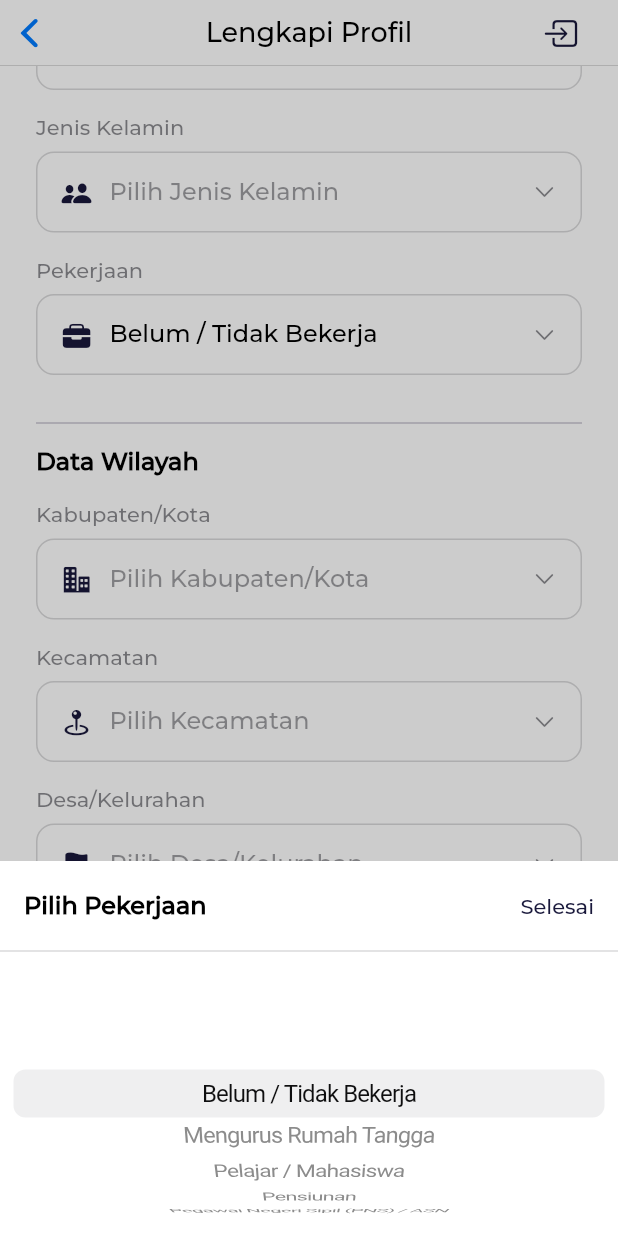
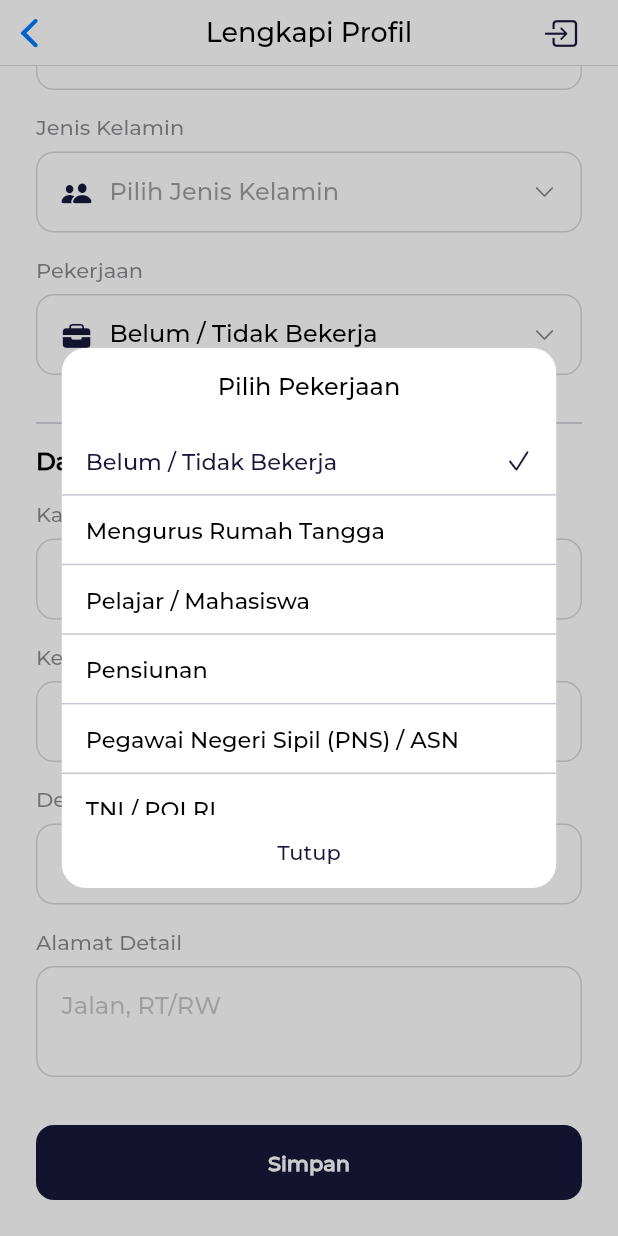
Before and after one commit to nauvaljanuarta/arek-muhammadiyah-mobile, a Flutter app: the CompleteProfilePage screen opened directly, scrolled down 359 dp, after a tap on "Pilih Pekerjaan", on a phone screen of 412 x 824 dp. Run offline on Flutter 3.47's test engine with Material 3 defaults, Android fonts, the light colour scheme and no system bars; our stand-ins replace dio, file_picker, flutter_dotenv, flutter_html, image_picker, open_file and 2 more; accounts and stored records are empty; network calls fail; project files that could hold a hidden picture were left out.

Commit message:
feat: fix ux design on choosing pekerjaan

```diff
--- a/lib/pages/auth/complete_profile_page.dart
+++ b/lib/pages/auth/complete_profile_page.dart
@@ -198,19 +198,97 @@ class _CompleteProfilePageState extends State<CompleteProfilePage> {
   }
 
 void _onJobTap() {
-    _showPicker<Map<String, String>>(
-      title: "Pilih Pekerjaan",
-      items: _jobOptions,
-      itemLabelBuilder: (item) => item['label']!,
-      onSelectedItemChanged: (val) {
-        setState(() => _selectedJob = val['value']);
+  FocusScope.of(context).unfocus();
+
+  showCupertinoModalPopup(
+    context: context,
+    builder: (_) => Center(
+      child: Container(
+        width: MediaQuery.of(context).size.width * 0.8,
+        height: 360,
+        margin: const EdgeInsets.symmetric(horizontal: 16),
+        decoration: BoxDecoration(
+          color: CupertinoColors.systemBackground,
+          borderRadius: BorderRadius.circular(16),
+        ),
+        child: Column(
+          children: [
+            Padding(
+              padding: const EdgeInsets.all(16),
+              child: Text(
+                "Pilih Pekerjaan",
+                style: const TextStyle(
+                  fontSize: 16,
+                  fontWeight: FontWeight.w600,
+                ),
+              ),
+            ),
+            Expanded(
+              child: ListView.separated(
+                padding: EdgeInsets.zero,
+                itemCount: _jobOptions.length,
+                separatorBuilder: (_, _) => const Divider(height: 0.4),
+                itemBuilder: (context, index) {
+                  final job = _jobOptions[index];
+                  final isSelected = _selectedJob == job['value'];
+
+                  return CupertinoButton(
+                    padding: const EdgeInsets.symmetric(
+                        horizontal: 16, vertical: 14),
+                    onPressed: () {
+                      setState(() {
+                        _selectedJob = job['value'];
+                      });
+                      Navigator.pop(context);
                     },
+                    child: Row(
+                      children: [
+                        Expanded(
+                          child: Text(
+                            job['label']!,
+                            style: TextStyle(
+                              fontSize: 15,
+                              fontWeight: isSelected
+                                  ? FontWeight.w600
+                                  : FontWeight.normal,
+                              color: isSelected
+                                  ? AppTheme.primaryDark
+                                  : AppTheme.textPrimary,
+                            ),
+                          ),
+                        ),
+                        if (isSelected)
+                          const Icon(
+                            CupertinoIcons.check_mark,
+                            size: 18,
+                            color: AppTheme.primaryDark,
+                          ),
+                      ],
+                    ),
                   );
-    // Set default
+                },
+              ),
+            ),
+            CupertinoButton(
+              padding: const EdgeInsets.symmetric(vertical: 16),
+              onPressed: () => Navigator.pop(context),
+              child: SizedBox(
+                width: double.infinity,
+                child : const Center(child : Text("Tutup")))
+                 ,
+            ),
+          ],
+        ),
+      ),
+    ),
+  );
+
   if (_selectedJob == null) {
     setState(() => _selectedJob = _jobOptions[0]['value']);
   }
 }
+
+
 
   void _onRegencyTap() {
     _showPicker<Regency>(
```
Lines whose indentation alone changed are shown as unchanged.
